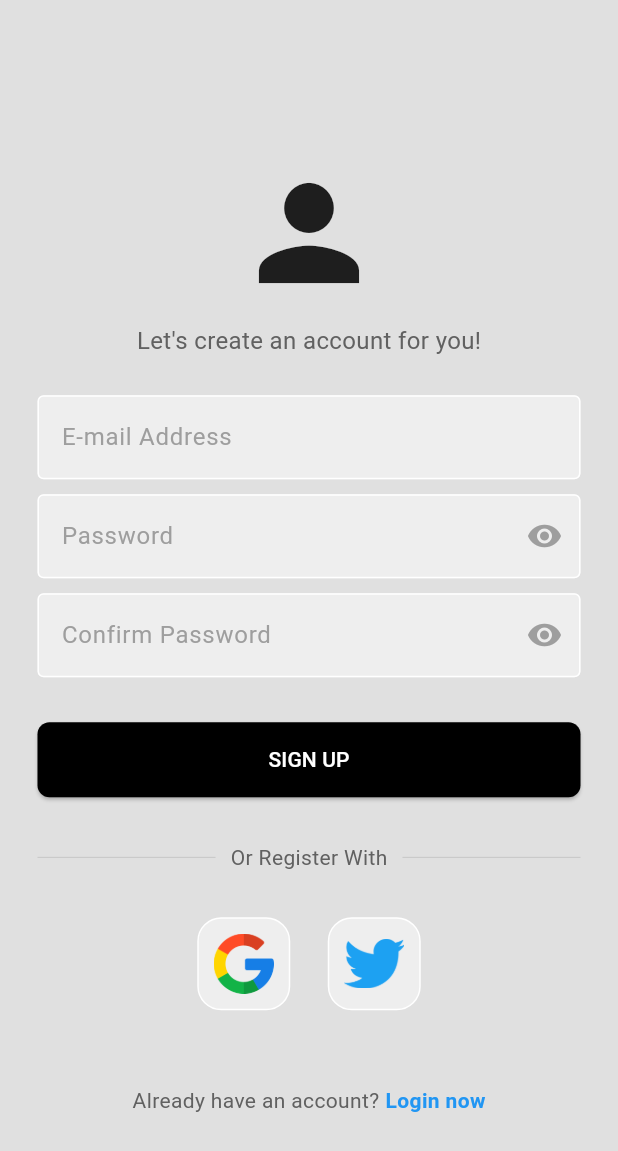
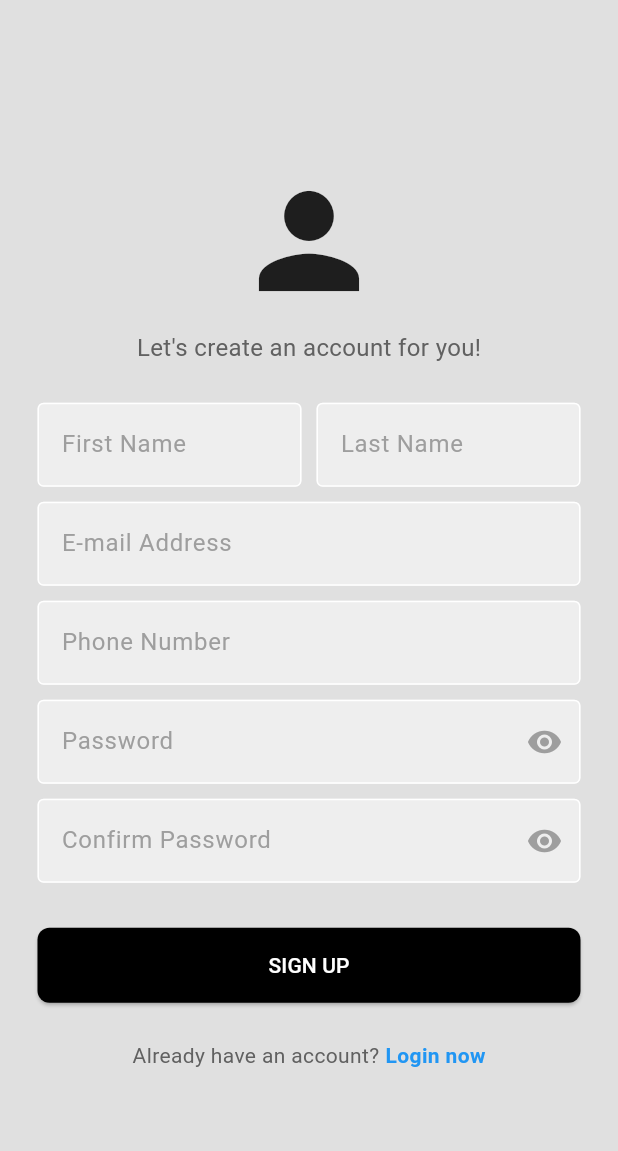
Before and after one commit to Abdhadi97/DriveGuard_FlutterMobileApplication, a Flutter app: the RegisterPage screen opened directly with empty values, on a phone screen of 412 x 824 dp. Shown: the top 1151 px of the screen. Run offline on Flutter 3.47's test engine with Material 3 defaults, Android fonts, the phone set to English and light mode, and no system bars; our stand-ins replace firebase_auth, firebase_core, geocoding, geolocator, iconsax; accounts and stored records are empty.

Commit message:
add component textfield

```diff
--- /dev/null
+++ b/lib/components/my_textfield_firstName.dart
@@ -0,0 +1,36 @@
+import 'package:flutter/material.dart';
+
+class MyTextFieldFirstName extends StatelessWidget {
+  final dynamic controller;
+  final String hintText;
+  final bool obsecureText;
+
+  const MyTextFieldFirstName({
+    super.key,
+    required this.controller,
+    required this.hintText,
+    required this.obsecureText,
+  });
+
+  @override
+  Widget build(BuildContext context) {
+    return Padding(
+      padding: const EdgeInsets.only(left: 25.0, right: 5),
+      child: TextField(
+        controller: controller,
+        obscureText: obsecureText,
+        decoration: InputDecoration(
+            enabledBorder: const OutlineInputBorder(
+              borderSide: BorderSide(color: Colors.white),
+            ),
+            focusedBorder: OutlineInputBorder(
+              borderSide: BorderSide(color: Colors.grey.shade400),
+            ),
+            fillColor: Colors.grey.shade200,
+            filled: true,
+            hintText: hintText,
+            hintStyle: TextStyle(color: Colors.grey[500])),
+      ),
+    );
+  }
+}
--- /dev/null
+++ b/lib/components/my_textfield_lastName.dart
@@ -0,0 +1,36 @@
+import 'package:flutter/material.dart';
+
+class MyTextFieldLastName extends StatelessWidget {
+  final dynamic controller;
+  final String hintText;
+  final bool obsecureText;
+
+  const MyTextFieldLastName({
+    super.key,
+    required this.controller,
+    required this.hintText,
+    required this.obsecureText,
+  });
+
+  @override
+  Widget build(BuildContext context) {
+    return Padding(
+      padding: const EdgeInsets.only(left: 5.0, right: 25),
+      child: TextField(
+        controller: controller,
+        obscureText: obsecureText,
+        decoration: InputDecoration(
+            enabledBorder: const OutlineInputBorder(
+              borderSide: BorderSide(color: Colors.white),
+            ),
+            focusedBorder: OutlineInputBorder(
+              borderSide: BorderSide(color: Colors.grey.shade400),
+            ),
+            fillColor: Colors.grey.shade200,
+            filled: true,
+            hintText: hintText,
+            hintStyle: TextStyle(color: Colors.grey[500])),
+      ),
+    );
+  }
+}
--- a/lib/pages/register_page.dart
+++ b/lib/pages/register_page.dart
@@ -1,7 +1,8 @@
+import 'package:drive_guard/components/my_textfield_firstName.dart';
+import 'package:drive_guard/components/my_textfield_lastName.dart';
 import 'package:flutter/material.dart';
 import 'package:firebase_auth/firebase_auth.dart';
 import 'package:drive_guard/components/my_textfield.dart';
-import 'package:drive_guard/components/square_tile.dart';
 
 class RegisterPage extends StatefulWidget {
   final Function()? onTap;
@@ -16,10 +17,14 @@ class RegisterPage extends StatefulWidget {
 }
 
 class _RegisterPageState extends State<RegisterPage> {
+  final fNameController = TextEditingController();
+  final lNameController = TextEditingController();
+  final phoneController = TextEditingController();
   final emailController = TextEditingController();
   final passwordController = TextEditingController();
   final confirmPasswordController = TextEditingController();
   bool _obscureText = true;
+  bool _obscureText1 = true;
 
   void signUserUp() async {
     // Check if passwords match
@@ -81,7 +86,7 @@ class _RegisterPageState extends State<RegisterPage> {
             child: Column(
               mainAxisAlignment: MainAxisAlignment.center,
               children: [
-                const SizedBox(height: 25),
+                //register icon
                 const Icon(
                   Icons.person,
                   size: 100,
@@ -94,13 +99,60 @@ class _RegisterPageState extends State<RegisterPage> {
                     fontSize: 16,
                   ),
                 ),
+
                 const SizedBox(height: 25),
+
+                //fullname input text
+                Row(
+                  children: [
+                    Expanded(
+                      child: MyTextFieldFirstName(
+                        controller: fNameController,
+                        hintText: 'First Name',
+                        obsecureText: false,
+                      ),
+                    ),
+                    Expanded(
+                      child: MyTextFieldLastName(
+                        controller: lNameController,
+                        hintText: 'Last Name',
+                        obsecureText: false,
+                      ),
+                    ),
+                  ],
+                ),
+
+                const SizedBox(height: 10),
+
+                //email input textfield
                 MyTextField(
                   controller: emailController,
                   hintText: 'E-mail Address',
                   obsecureText: false,
                 ),
+
                 const SizedBox(height: 10),
+                Padding(
+                  padding: const EdgeInsets.symmetric(horizontal: 25),
+                  child: TextFormField(
+                    controller: phoneController,
+                    decoration: InputDecoration(
+                      enabledBorder: const OutlineInputBorder(
+                        borderSide: BorderSide(color: Colors.white),
+                      ),
+                      focusedBorder: OutlineInputBorder(
+                        borderSide: BorderSide(color: Colors.grey.shade400),
+                      ),
+                      fillColor: Colors.grey.shade200,
+                      filled: true,
+                      hintStyle: TextStyle(color: Colors.grey[500]),
+                      hintText: 'Phone Number',
+                    ),
+                  ),
+                ),
+                const SizedBox(height: 10),
+
+                //password input textfield
                 Padding(
                   padding: const EdgeInsets.symmetric(horizontal: 25.0),
                   child: TextFormField(
@@ -133,12 +185,15 @@ class _RegisterPageState extends State<RegisterPage> {
                     ),
                   ),
                 ),
+
                 const SizedBox(height: 10),
+
+                //confirm pass input textfield
                 Padding(
                   padding: const EdgeInsets.symmetric(horizontal: 25.0),
                   child: TextFormField(
                     controller: confirmPasswordController,
-                    obscureText: _obscureText,
+                    obscureText: _obscureText1,
                     decoration: InputDecoration(
                       enabledBorder: const OutlineInputBorder(
                         borderSide: BorderSide(color: Colors.white),
@@ -152,21 +207,24 @@ class _RegisterPageState extends State<RegisterPage> {
                       hintText: 'Confirm Password',
                       suffixIcon: IconButton(
                         icon: Icon(
-                          _obscureText
+                          _obscureText1
                               ? Icons.visibility
                               : Icons.visibility_off,
                           color: Colors.grey,
                         ),
                         onPressed: () {
                           setState(() {
-                            _obscureText = !_obscureText;
+                            _obscureText1 = !_obscureText1;
                           });
                         },
                       ),
                     ),
                   ),
                 ),
+
                 const SizedBox(height: 30),
+
+                //sign up button
                 Padding(
                   padding: const EdgeInsets.symmetric(horizontal: 25.0),
                   child: ElevatedButton(
@@ -186,7 +244,8 @@ class _RegisterPageState extends State<RegisterPage> {
                     ),
                   ),
                 ),
-                const SizedBox(height: 30),
+
+                /*const SizedBox(height: 30),
                 Padding(
                   padding: const EdgeInsets.symmetric(horizontal: 25.0),
                   child: Row(
@@ -221,8 +280,8 @@ class _RegisterPageState extends State<RegisterPage> {
                     SizedBox(width: 25),
                     SquareTile(imagePath: 'lib/images/twitter.png')
                   ],
-                ),
-                const SizedBox(height: 50),
+                ),*/
+                const SizedBox(height: 25),
                 Row(
                   mainAxisAlignment: MainAxisAlignment.center,
                   children: [
--- a/pubspec.yaml
+++ b/pubspec.yaml
@@ -46,9 +46,11 @@ dependencies:
   # --GEOLOCATION
   geocoding: ^3.0.0
   geolocator: ^11.0.0
+  google_maps_flutter: ^2.6.1
 
   # --OTHERS
   smooth_page_indicator: ^1.1.0
+
 
 
 
```
Also changed, not shown: pubspec.lock.
